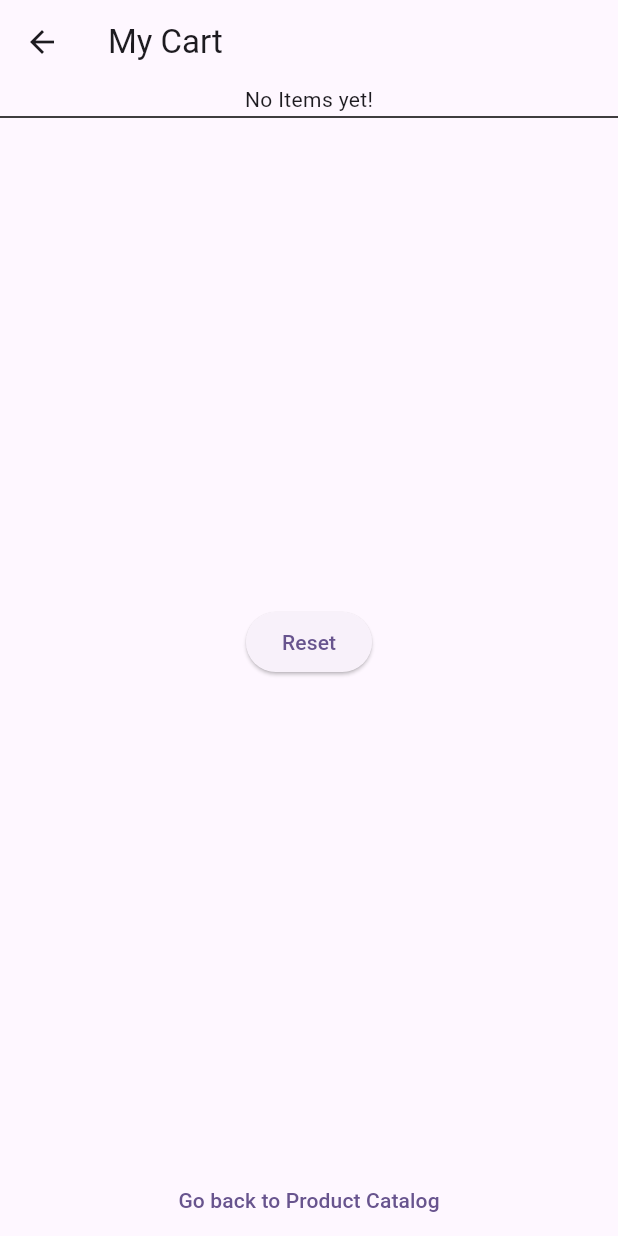
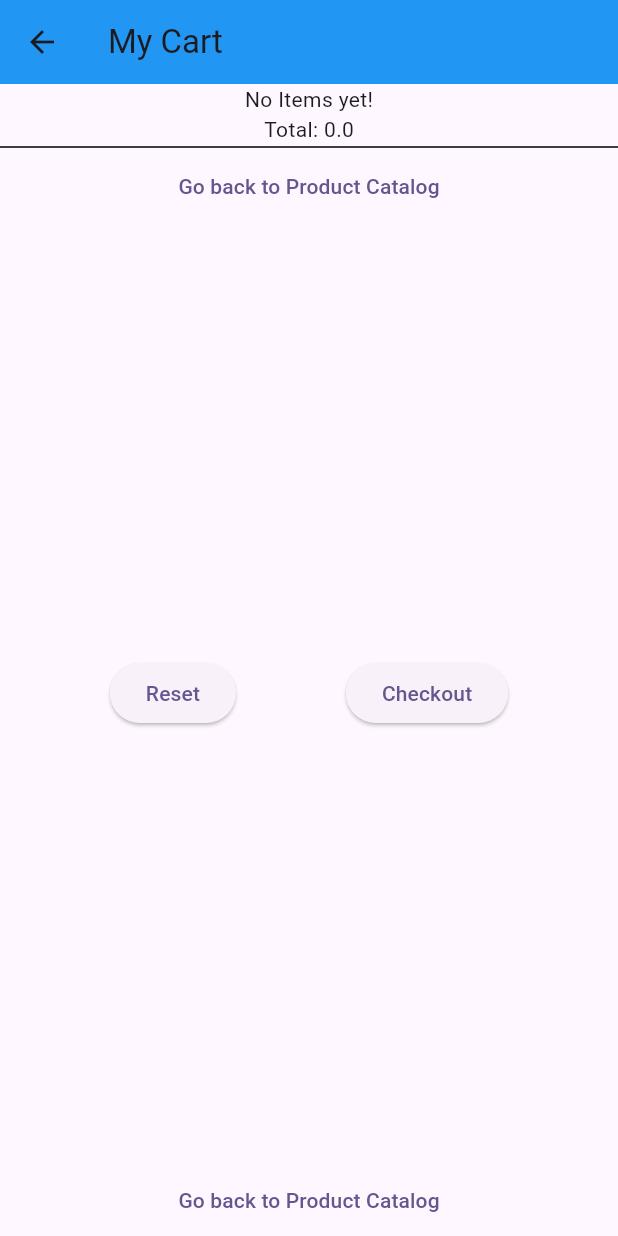
Before and after one commit to Ludrich08/exer-06, a Flutter app: the MyCart screen opened directly, after a tap on "Go back to Product Catalog", on a phone screen of 412 x 824 dp. Run offline on Flutter 3.47's test engine with Material 3 defaults, Android fonts, the phone set to English and light mode, and no system bars; missing offline and left inert: state_management; statements that could not run were skipped.

Commit message:
removed copy paste formatting errors

```diff
--- a/lib/screen/MyCart.dart
+++ b/lib/screen/MyCart.dart
@@ -1,3 +1,5 @@
+// ignore_for_file: file_names
+
 import "package:flutter/material.dart";
 import "../model/Item.dart";
 import "package:provider/provider.dart";
@@ -9,23 +11,34 @@ class MyCart extends StatelessWidget {
   @override
   Widget build(BuildContext context) {
     return Scaffold(
-      appBar: AppBar(title: const Text("My Cart")),
+      appBar: AppBar(title: const Text("My Cart"), backgroundColor: Colors.blue,),
       body: Column(
         mainAxisAlignment: MainAxisAlignment.center,
         children: [
           getItems(context),
+          computeCost(),
           const Divider(height: 4, color: Colors.black),
+          TextButton(
+            child: const Text("Go back to Product Catalog"),
+            onPressed: () {
+              Navigator.pushNamed(context, "/products");
+            },
+          ),
           Flexible(
             child: Center(
               child: Row(
-                mainAxisAlignment:
-MainAxisAlignment.spaceEvenly,
+                mainAxisAlignment: MainAxisAlignment.spaceEvenly,
                 children: [
               ElevatedButton(
                 onPressed: () {
                   context.read<ShoppingCart>().removeAll();
                 },
                 child: const Text("Reset")),
+              ElevatedButton(
+                onPressed: () {
+                  Navigator.pushNamed(context, "/checkout");
+                },
+                child: const Text("Checkout")),
             ]))),
           TextButton(
             child: const Text("Go back to Product Catalog"),
@@ -56,30 +69,32 @@ Widget getItems(BuildContext context) {
             trailing: IconButton(
               icon: const Icon(Icons.delete),
               onPressed: () {
-                productname = products[index].name;
-context.read&lt;ShoppingCart&gt;().removeItem(productname);
+                productname = products[index].name; context.read<ShoppingCart>().removeItem(productname);
 
-                if (products.isNotEmpty) {
-ScaffoldMessenger.of(context).showSnackBar(SnackBar(
-                content: Text(&quot;$productname removed!&quot;),
+                if (products.isNotEmpty) {ScaffoldMessenger.of(context).showSnackBar(SnackBar(
+                content: Text("$productname removed!"),
                 duration:
-                  const Duration(seconds: 1,
-milliseconds: 100),
+                  const Duration(seconds: 1, milliseconds: 100),
               ));
             } else {
               ScaffoldMessenger.of(context)
                 .showSnackBar(const SnackBar(
-              content: Text(&quot;Cart Empty!&quot;),
-              duration: Duration(seconds: 1,
-milliseconds: 100),
+              content: Text("Cart Empty!"),
+              duration: Duration(seconds: 1, milliseconds: 100),
             ));
           }
         },
       ),
     );
   },
-)),
-],
-));
+  )),
+  ],
+    ));
+  }
 }
+
+Widget computeCost() {
+  return Consumer<ShoppingCart>(builder: (context, cart, child) {
+    return Text("Total: ${cart.cartTotal}");
+  });
 }
--- a/lib/screen/MyCatalog.dart
+++ b/lib/screen/MyCatalog.dart
@@ -1,3 +1,5 @@
+// ignore_for_file: file_names
+
 import 'package:flutter/material.dart';
 import '../model/Item.dart';
 import 'package:provider/provider.dart';
@@ -19,7 +21,7 @@ List<Item> productsCatalog = [
 @override
 Widget build(BuildContext context) {
   return Scaffold(
-    appBar: AppBar(title: const Text(&quot;My Catalog&quot;)),
+    appBar: AppBar(title: const Text("My Catalog"), backgroundColor: Colors.blue,),
     body: ListView.builder(
       itemBuilder: (BuildContext context, int index) {
         return ListTile(
@@ -45,7 +47,7 @@ Widget build(BuildContext context) {
     floatingActionButton: FloatingActionButton(
       child: const Icon(Icons.shopping_cart),
       onPressed: () {
-        Navigator.pushNamed(context, &quot;/cart&quot;);
+        Navigator.pushNamed(context, "/cart");
       },
     ));
   }
```
